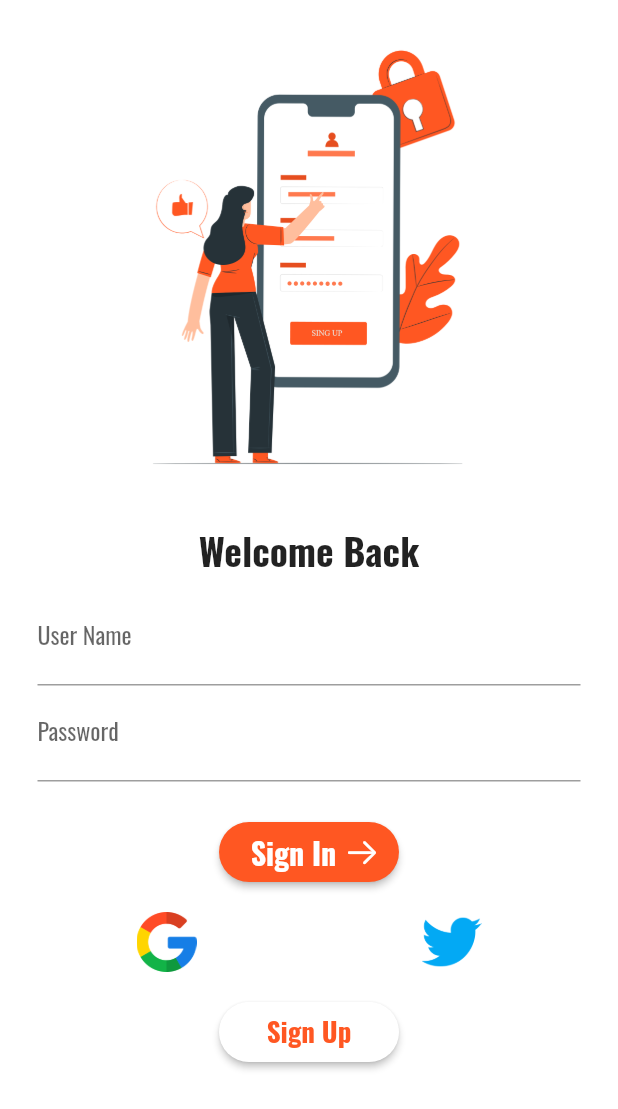
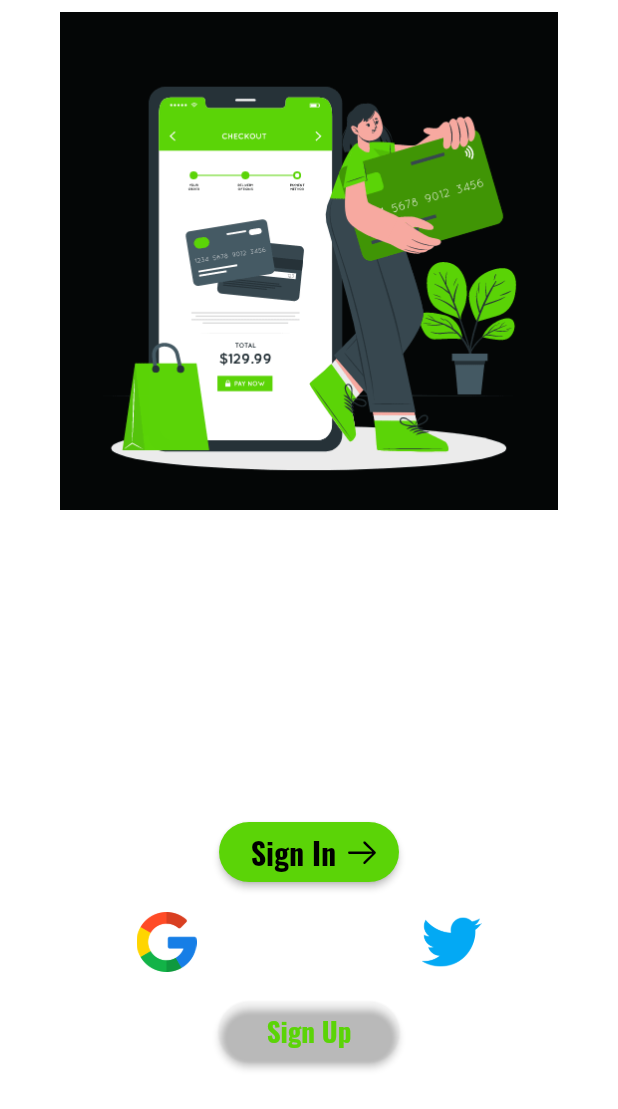
Before and after one commit to amanpandey0286/Shopigo, a Flutter app: the screen it shows after launch, on a phone screen of 412 x 824 dp. Shown: the top 1109 px of the screen. Run offline on Flutter 3.47's test engine with Material 2 defaults, Android fonts, the light colour scheme and no system bars; our stand-ins replace google_fonts.

Commit message:
updated UI

```diff
--- a/lib/main.dart
+++ b/lib/main.dart
@@ -1,6 +1,7 @@
 import 'package:flutter/material.dart';
 import 'package:shopigo/pages/home_page.dart';
 import 'package:shopigo/pages/login_page.dart';
+import 'package:shopigo/pages/signup_page.dart';
 import 'package:shopigo/utils/routes.dart';
 
 import 'utils/mytheme.dart';
@@ -17,12 +18,12 @@ class MyApp extends StatelessWidget {
     return MaterialApp(
       themeMode: ThemeMode.system,
       theme: MyTheme.lightTheme(context),
-      darkTheme: MyTheme.darkTheme(context),
       debugShowCheckedModeBanner: false,
       initialRoute: MyRoutes.loginRoutes,
       routes: {
         MyRoutes.homeRoutes: (context) => HomePage(),
         MyRoutes.loginRoutes: (context) => LoginPage(),
+        MyRoutes.signupRoutes: (context) => SignupPage(),
       },
     );
   }
--- /dev/null
+++ b/lib/models/hex_colors.dart
@@ -0,0 +1,19 @@
+import 'package:flutter/material.dart';
+
+class Palette {
+  static const MaterialColor kToDark = const MaterialColor(
+    0xff5bd407, // 0% comes in here, this will be color picked if no shade is selected when defining a Color property which doesn’t require a swatch.
+    const <int, Color>{
+      50: const Color(0xffce5641), //10%
+      100: const Color(0xffb74c3a), //20%
+      200: const Color(0xffa04332), //30%
+      300: const Color(0xff89392b), //40%
+      400: const Color(0xff733024), //50%
+      500: const Color(0xff5c261d), //60%
+      600: const Color(0xff451c16), //70%
+      700: const Color(0xff2e130e), //80%
+      800: const Color(0xff170907), //90%
+      900: const Color(0xff000000), //100%
+    },
+  );
+}
--- a/lib/pages/login_page.dart
+++ b/lib/pages/login_page.dart
@@ -2,6 +2,8 @@ import 'package:flutter/cupertino.dart';
 import 'package:flutter/material.dart';
 import 'package:cupertino_icons/cupertino_icons.dart';
 import 'package:shopigo/utils/routes.dart';
+
+import '../utils/button.dart';
 
 class LoginPage extends StatelessWidget {
   const LoginPage({Key? key}) : super(key: key);
@@ -17,7 +19,7 @@ class LoginPage extends StatelessWidget {
               Padding(
                 padding:
                     const EdgeInsets.symmetric(horizontal: 40.0, vertical: 8.0),
-                child: Image.asset("assets/images/Mobile login-pana.png"),
+                child: Image.asset("assets/images/Credit Card Payment.gif"),
               ),
               const Text(
                 "Welcome Back",
@@ -98,22 +100,7 @@ class LoginPage extends StatelessWidget {
                   ],
                 ),
               ),
-              ElevatedButton(
-                onPressed: () {},
-                style: ButtonStyle(
-                    backgroundColor: MaterialStateProperty.all(
-                        Theme.of(context).backgroundColor),
-                    fixedSize: MaterialStateProperty.all(Size(120, 40)),
-                    shape: MaterialStateProperty.all(StadiumBorder())),
-                child: const Text(
-                  " Sign Up ",
-                  style: TextStyle(
-                    color: Colors.deepOrange,
-                    fontSize: 18.0,
-                    fontWeight: FontWeight.bold,
-                  ),
-                ),
-              ),
+              Button(),
             ],
           ),
         ),
--- /dev/null
+++ b/lib/utils/button.dart
@@ -0,0 +1,28 @@
+import 'package:flutter/material.dart';
+
+
+class Button extends StatelessWidget {
+  const Button({
+    Key? key,
+  }) : super(key: key);
+
+  @override
+  Widget build(BuildContext context) {
+    return ElevatedButton(
+      onPressed: () {},
+      style: ButtonStyle(
+          backgroundColor: MaterialStateProperty.all(
+              Theme.of(context).backgroundColor),
+          fixedSize: MaterialStateProperty.all(Size(120, 40)),
+          shape: MaterialStateProperty.all(StadiumBorder())),
+      child: const Text(
+        " Sign Up ",
+        style: TextStyle(
+          color: Color(0xff5bd407),
+          fontSize: 18.0,
+          fontWeight: FontWeight.bold,
+        ),
+      ),
+    );
+  }
+}
--- a/lib/utils/mytheme.dart
+++ b/lib/utils/mytheme.dart
@@ -1,31 +1,13 @@
 import 'package:flutter/material.dart';
 import 'package:google_fonts/google_fonts.dart';
 
+import '../models/hex_colors.dart';
+
 class MyTheme {
   static ThemeData lightTheme(BuildContext context) => ThemeData(
-        primarySwatch: Colors.deepOrange,
-        backgroundColor: Colors.white,
+        primarySwatch: Palette.kToDark,
+        backgroundColor: Color(040606),
+        brightness: Brightness.dark,
         fontFamily: GoogleFonts.oswald().fontFamily,
-        appBarTheme: AppBarTheme(
-            backgroundColor: Colors.white,
-            iconTheme: IconThemeData(color: Colors.black),
-            titleTextStyle: TextStyle(
-                color: Colors.black,
-                fontSize: 16.0,
-                fontWeight: FontWeight.bold)),
-      );
-
-  static ThemeData darkTheme(BuildContext context) => ThemeData(
-        primarySwatch: Colors.deepOrange,
-        backgroundColor: Color(0xFF0B0015),
-        fontFamily: GoogleFonts.oswald().fontFamily,
-        brightness: Brightness.dark,
-        appBarTheme: AppBarTheme(
-            backgroundColor: Color(0xFF0B0015),
-            iconTheme: IconThemeData(color: Colors.white),
-            titleTextStyle: TextStyle(
-                color: Colors.white,
-                fontSize: 16.0,
-                fontWeight: FontWeight.bold)),
       );
 }
--- a/lib/utils/routes.dart
+++ b/lib/utils/routes.dart
@@ -1,4 +1,5 @@
 class MyRoutes {
   static String homeRoutes = "/home";
   static String loginRoutes = "/login";
+  static String signupRoutes = "/signup";
 }
```
Also changed, not shown: lib/pages/signup_page.dart (added, +85 -0 lines), assets/images/Credit Card Payment.gif (added), assets/images/Mobile login-pana.png (deleted).
